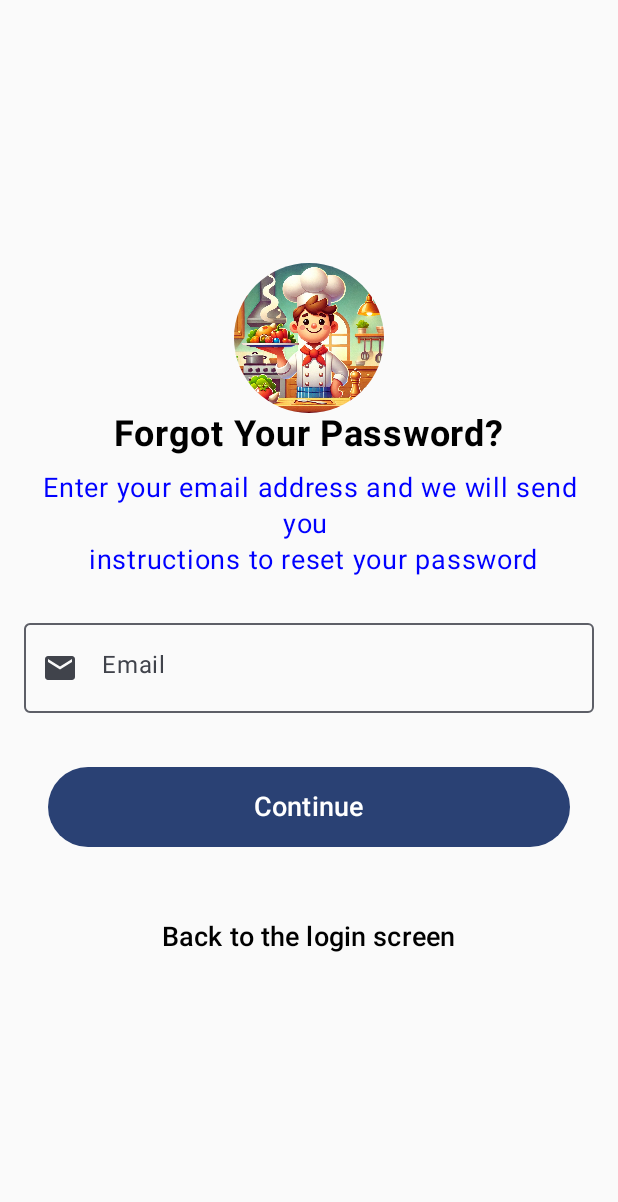
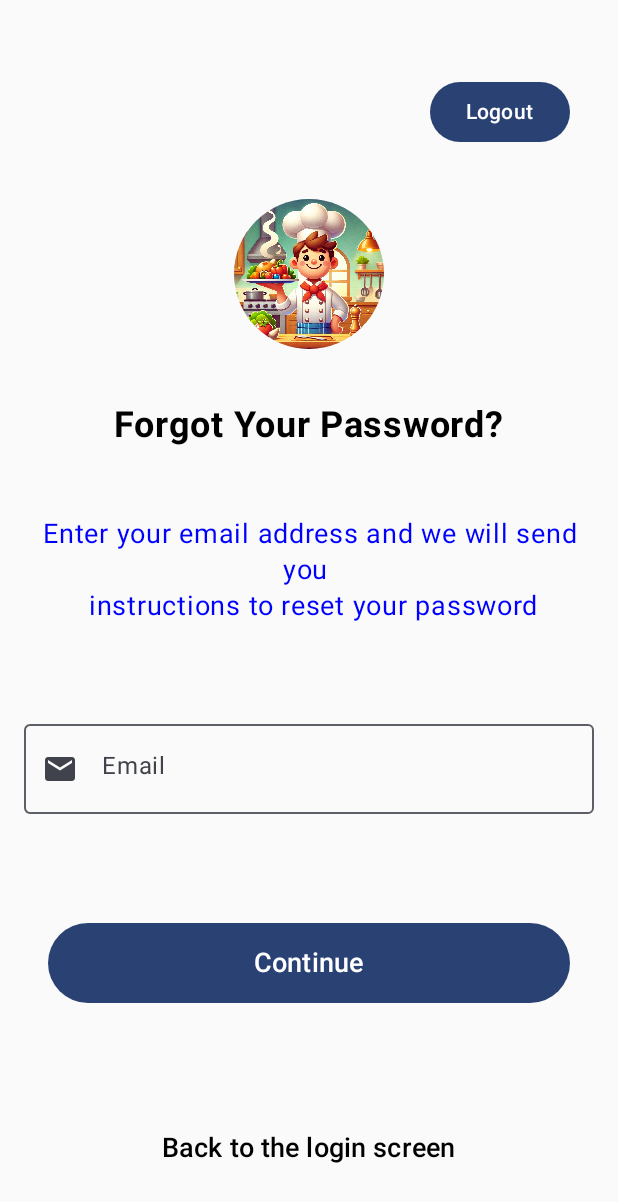
Before and after one commit to SasinduDias/Daily-Activity-Tracker-Kotlin-App, an Android app built with Jetpack Compose: the screen it shows after launch (MainActivity), after a tap on "Forgot Password?", on a phone screen of 412 x 824 dp. Shown: the top 1202 px of the screen. Run offline under Robolectric (Android 15) with nearby library versions, the light colour scheme and no system bars; our stand-ins replace Firebase (no records; nobody signed in at launch, a user with empty details on screens opened directly), livedata-compose.

```diff
--- a/app/src/main/java/com/example/personaldetailsapp/screens/Home.kt
+++ b/app/src/main/java/com/example/personaldetailsapp/screens/Home.kt
@@ -35,8 +35,10 @@
 import androidx.compose.material.icons.filled.KeyboardArrowUp
 import androidx.compose.material.icons.filled.Money
 import androidx.compose.material.icons.filled.NoteAlt
+import androidx.compose.material.icons.filled.Settings
 import androidx.compose.material.icons.outlined.Home
 import androidx.compose.material.icons.outlined.NoteAlt
+import androidx.compose.material.icons.outlined.Settings
 import androidx.compose.material3.Button
 import androidx.compose.material3.Card
 import androidx.compose.material3.DatePicker
@@ -134,6 +136,7 @@
             when (selectedItem) {
                 0 -> HomeContent(authViewModel)
                 1 -> SummaryContent(authViewModel)
+                2 -> navController.navigate(MainActivity.Routes.Settings.name)
             }
         }
     }
@@ -489,10 +492,6 @@
         textColor = MaterialTheme.colorScheme.primary
     )
 
-    TextButton(onClick = { authViewModel.signout() }) {
-        Text(text = "Sign out")
-    }
-
 }
 
 
@@ -714,10 +713,10 @@
         tonalElevation = tonalElevation,
         windowInsets = windowInsets
     ) {
-        val items = listOf("Home", "Summary")
-        val selectedIcons = listOf(Icons.Filled.Home, Icons.Filled.NoteAlt)
+        val items = listOf("Home", "Summary","Settings")
+        val selectedIcons = listOf(Icons.Filled.Home, Icons.Filled.NoteAlt, Icons.Filled.Settings)
         val unselectedIcons =
-            listOf(Icons.Outlined.Home, Icons.Outlined.NoteAlt)
+            listOf(Icons.Outlined.Home, Icons.Outlined.NoteAlt,Icons.Outlined.Settings)
 
         items.forEachIndexed { index, item ->
             NavigationBarItem(
--- a/app/src/main/java/com/example/personaldetailsapp/screens/Settings.kt
+++ b/app/src/main/java/com/example/personaldetailsapp/screens/Settings.kt
@@ -47,18 +47,29 @@
     authViewModel: AuthViewModel
 ) {
     var selectedEmailAddress by rememberSaveable { mutableStateOf("") }
-    var context = LocalContext.current
+    val context = LocalContext.current
     val networkObserver = remember { NetworkObserver(context) }
     val isConnected by networkObserver.isConnected.observeAsState(false)
 
     Column(
-        verticalArrangement = Arrangement.Center,
+        verticalArrangement = Arrangement.SpaceEvenly,
         horizontalAlignment = Alignment.CenterHorizontally,
         modifier = Modifier
             .padding(16.dp)
             .fillMaxHeight()
             .fillMaxWidth()
     ) {
+
+        Button(modifier = Modifier
+            .padding(16.dp)
+            .align(Alignment.End),
+            onClick = {
+                authViewModel.signout()
+                navController.navigate(MainActivity.Routes.SignIn.name)
+            }
+        ) {
+            Text(text = "Logout")
+        }
 
         Image(
             modifier = Modifier
```
